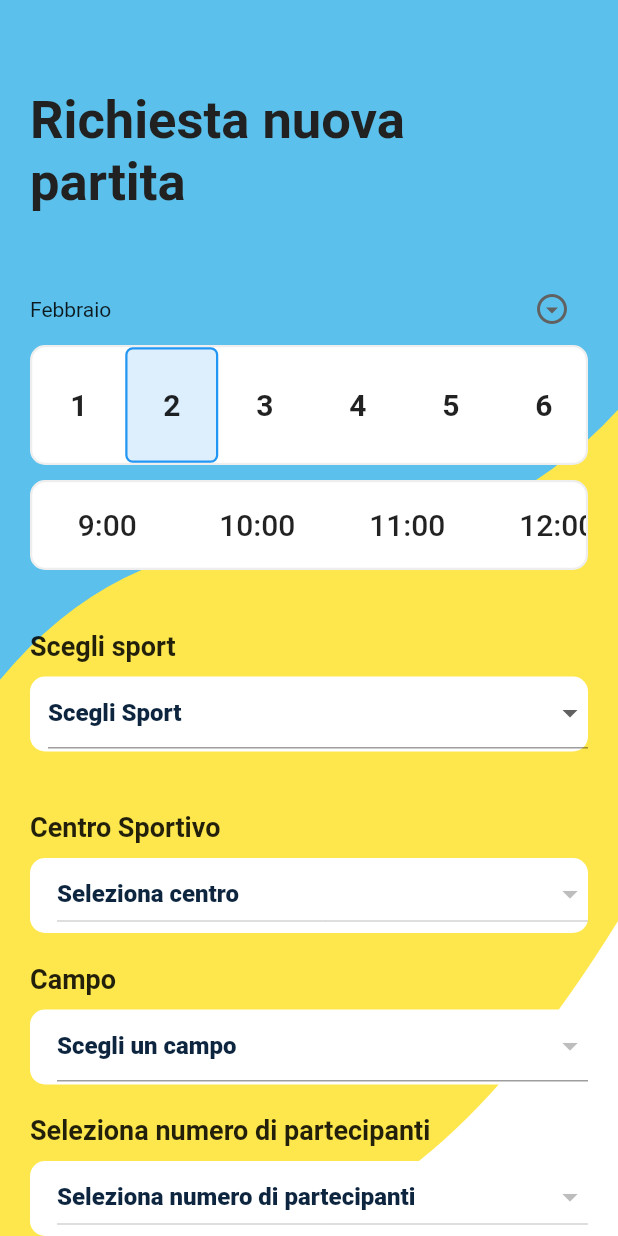
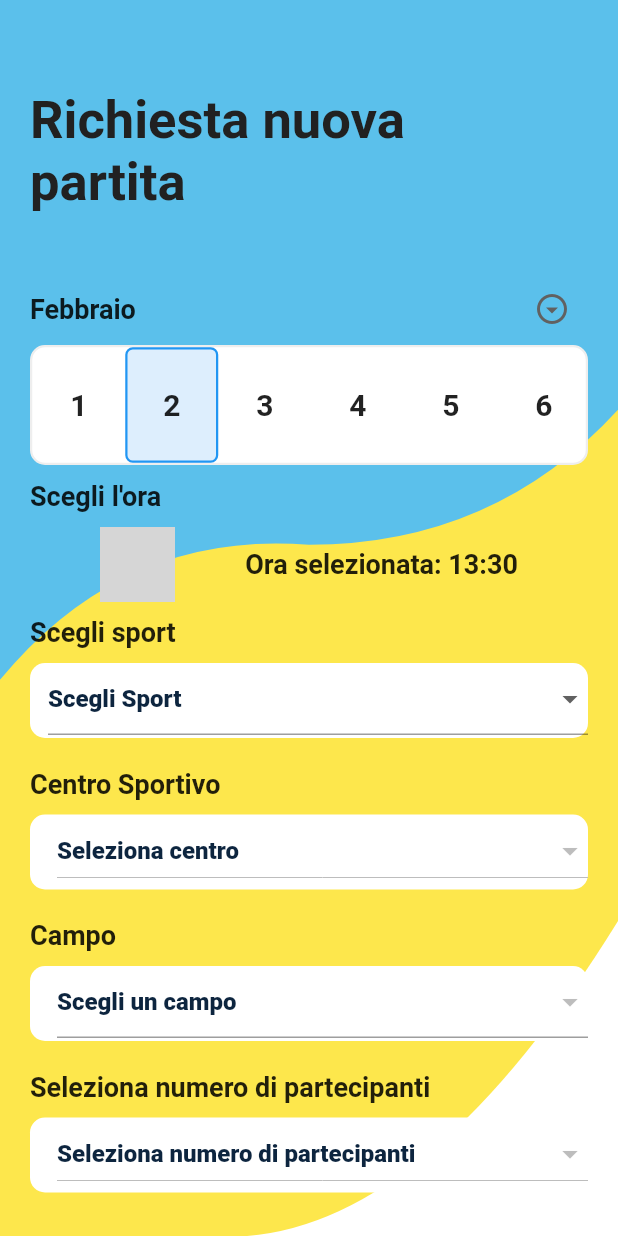
Before and after one commit to GiuseppeGalante/Emad2022-SportVillage, a Flutter app: the FormRichiestaNuovaPartita screen opened directly with empty values, on a phone screen of 412 x 824 dp. Run offline on Flutter 3.47's test engine with Material 2 defaults, Android fonts, the phone set to English and light mode, and no system bars; drawn by our look-alikes of scrollable_positioned_list; our stand-ins replace animate_do, animated_text_kit, firebase_core, firebase_database, flutter_map, geocoding and 7 more; missing offline and left inert: back_button_interceptor, day_night_time_picker, geocoder; accounts and stored records are empty; network calls fail; Roboto replaces fonts that are missing (Alata); grey boxes are pictures that could not be loaded.

Commit message:
Bug fix grafiche

```diff
--- a/lib/entity/PartitaConfermata.dart
+++ b/lib/entity/PartitaConfermata.dart
@@ -27,6 +27,7 @@
   late SportClass sport;
   late String id_campo;
   late double distanza;
+  late DateTime dt;
 
   @override
   String toString() {
--- a/lib/screens/richiestaNuovaPartita.dart
+++ b/lib/screens/richiestaNuovaPartita.dart
@@ -12,6 +12,7 @@ import 'package:flutter_app_emad/entity/Sport.dart';
 import 'package:flutter_app_emad/entity/Utente.dart';
 import 'package:flutter_app_emad/screens/Home_Nuova.dart';
 import 'package:flutter_app_emad/screens/homeACS.dart';
+import 'package:google_fonts/google_fonts.dart';
 import 'package:month_picker_dialog/month_picker_dialog.dart';
 import 'package:scrollable_positioned_list/scrollable_positioned_list.dart';
 
@@ -149,6 +150,7 @@ class _FormRichiestaNuovaPartitaState extends State<FormRichiestaNuovaPartita> {
       setState(() {
 
         _time= newTime;
+        _selectedHour=_time.hour.toString()+":"+newTime.minute.toString()+"0";
         richiestaNuovaPartita.orario= _time.hour.toString()+":"+newTime.minute.toString()+"0";
       });
     }
@@ -313,7 +315,10 @@ class _FormRichiestaNuovaPartitaState extends State<FormRichiestaNuovaPartita> {
                                   SizedBox(height: 20,),
                                   FadeAnimation(1, Row(
                                     children: [
-                                      Text(_month[selectedDate.month-1]),
+                                      Text(_month[selectedDate.month-1], style: TextStyle(
+                                        fontSize: 18,
+                                        fontWeight: FontWeight.bold,
+                                      ),),
                                       Spacer(),
                                       IconButton(
                                         padding: EdgeInsets.all(0),
@@ -364,7 +369,48 @@ class _FormRichiestaNuovaPartitaState extends State<FormRichiestaNuovaPartita> {
                                     ),
                                   ),
                                   SizedBox(height: 10,),
+                                  FadeAnimation(1.2, Text("Scegli l'ora", style: TextStyle(fontSize: 18, fontWeight: FontWeight.w600),)),
+                                  SizedBox(height: 10,),
                                   FadeAnimation(1.2, Container(
+                                    child: Column(
+                                      children: [
+                                        GestureDetector(
+                                          onTap: ()=>{
+
+                                              Navigator.of(context).push(
+                                                showPicker(
+                                                  context: context,
+                                                  value: _time,
+                                                  onChange: onTimeChanged,
+                                                  is24HrFormat:true,
+                                                  disableMinute:true,
+                                                  minHour:9,
+                                                  maxHour:22,
+                                                  // Optional onChange to receive value as DateTime
+                                                  onChangeDateTime: (DateTime dateTime) {
+                                                    print(dateTime);
+                                                  },
+                                                ),
+                                              )
+
+                                          },
+                                          child:Row(
+                                            mainAxisAlignment: MainAxisAlignment.spaceEvenly,
+                                            children: [
+                                              Image.network("https://i.ibb.co/zSBj40J/output-onlinegiftools-6.gif",width: 50,),
+                                              Text("Ora selezionata: "+_selectedHour, style: GoogleFonts.alata(
+                                                fontSize: 18,
+                                                fontWeight: FontWeight.bold,
+                                              ),),
+                                            ],
+                                          ) ,
+                                        )
+
+
+                                      ],
+                                    ),
+                                  ),
+                                      /*Container(
                                     height: 60,
                                     decoration: BoxDecoration(
                                       borderRadius: BorderRadius.circular(10),
@@ -405,8 +451,9 @@ class _FormRichiestaNuovaPartitaState extends State<FormRichiestaNuovaPartita> {
                                           );
                                         }
                                     ),
-                                  )),
-                                  SizedBox(height: 40,),
+                                  )*/
+                                  ),
+                                  SizedBox(height: 10,),
                                   FadeAnimation(1.2, Text("Scegli sport", style: TextStyle(fontSize: 18, fontWeight: FontWeight.w600),)),
                                   SizedBox(height: 10,),
                                   Container(
@@ -470,7 +517,7 @@ class _FormRichiestaNuovaPartitaState extends State<FormRichiestaNuovaPartita> {
                                         ),
                                       )
                                   ),
-                                  SizedBox(height: 40,),
+                                  SizedBox(height: 20,),
                                   FadeAnimation(1.4, Text("Centro Sportivo", style: TextStyle(fontSize: 18, fontWeight: FontWeight.w600),)),
                                   SizedBox(height: 10,),
                                   Container(
```
Also changed, not shown: lib/screens/Home_Nuova.dart (+96 -7 lines), lib/screens/PartiteConfermate_New.dart (+5 -4 lines), lib/screens/dettaglioPartitaConfermata.dart (+6 -6 lines), lib/screens/login.dart (+7 -1 lines).
